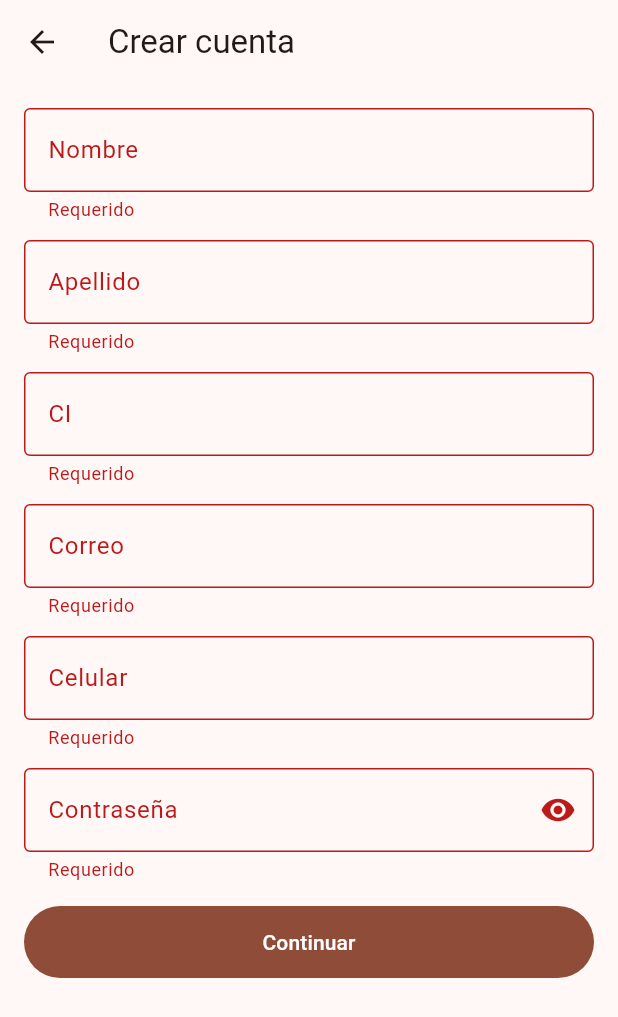
After one commit to jmZapataPaz/stopfire_mobile, a Flutter app: the RegisterPage screen opened directly, after a tap on "Continuar", on a phone screen of 412 x 824 dp. The commit adds this screen. Shown: the top 1017 px of the screen. Run offline on Flutter 3.47's test engine with Material 3 defaults, Android fonts, the phone set to English and light mode, and no system bars; our stand-ins replace flutter_map, flutter_secure_storage, geolocator, latlong2; missing offline and left inert: flutter_map_location_marker; accounts and stored records are empty.

Commit message:
registro otp

```diff
--- a/lib/core/config/app_config.dart
+++ b/lib/core/config/app_config.dart
@@ -2,6 +2,8 @@ class AppConfig {
   static const String baseUrl = 'http://192.168.1.6:5190';
   static const String loginEndpoint = '/api/Usuarios/login';
   static const String stationsEndpoint = '/api/Usuarios/estaciones';
+  static const String registerInitEndpoint = '/api/Usuarios/registrar/iniciar';
+  static const String registerVerifyEndpoint = '/api/Usuarios/registrar/verificar';
   static const bool httpVerboseLogging = true;
   static const bool httpLogSensitive = false;
 }
--- /dev/null
+++ b/lib/features/register/data/datasources/register_remote_data_source.dart
@@ -0,0 +1,39 @@
+import 'package:stopfire_mobile/core/config/app_config.dart';
+import 'package:stopfire_mobile/core/network/http_client.dart';
+
+class RegisterRemoteDataSource {
+  final AppHttpClient client;
+  RegisterRemoteDataSource(this.client);
+
+  Future<void> start({
+    required String nombre,
+    required String apellido,
+    required String ci,
+    required String correo,
+    required String celular,
+    required String contrasena,
+  }) async {
+    final url = '${AppConfig.baseUrl}${AppConfig.registerInitEndpoint}';
+    final body = {
+      'nombre': nombre,
+      'apellido': apellido,
+      'ci': ci,
+      'correo': correo,
+      'celular': celular,
+      'contrasena': contrasena,
+    };
+    await client.postJson(url, body);
+  }
+
+  Future<void> verify({
+    required String correo,
+    required String codigo,
+  }) async {
+    final url = '${AppConfig.baseUrl}${AppConfig.registerVerifyEndpoint}';
+    final body = {
+      'correo': correo,
+      'codigo': codigo,
+    };
+    await client.postJson(url, body);
+  }
+}
--- /dev/null
+++ b/lib/features/register/data/repositories/register_repository_impl.dart
@@ -0,0 +1,31 @@
+import 'package:stopfire_mobile/features/register/data/datasources/register_remote_data_source.dart';
+import 'package:stopfire_mobile/features/register/domain/repositories/register_repository.dart';
+
+class RegisterRepositoryImpl implements RegisterRepository {
+  final RegisterRemoteDataSource remote;
+  RegisterRepositoryImpl({required this.remote});
+
+  @override
+  Future<void> start({
+    required String nombre,
+    required String apellido,
+    required String ci,
+    required String correo,
+    required String celular,
+    required String contrasena,
+  }) {
+    return remote.start(
+      nombre: nombre,
+      apellido: apellido,
+      ci: ci,
+      correo: correo,
+      celular: celular,
+      contrasena: contrasena,
+    );
+  }
+
+  @override
+  Future<void> verify({required String correo, required String codigo}) {
+    return remote.verify(correo: correo, codigo: codigo);
+  }
+}
--- /dev/null
+++ b/lib/features/register/domain/repositories/register_repository.dart
@@ -0,0 +1,15 @@
+abstract class RegisterRepository {
+  Future<void> start({
+    required String nombre,
+    required String apellido,
+    required String ci,
+    required String correo,
+    required String celular,
+    required String contrasena,
+  });
+
+  Future<void> verify({
+    required String correo,
+    required String codigo,
+  });
+}
--- /dev/null
+++ b/lib/features/register/domain/usecases/start_registration_usecase.dart
@@ -0,0 +1,24 @@
+import 'package:stopfire_mobile/features/register/domain/repositories/register_repository.dart';
+
+class StartRegistrationUseCase {
+  final RegisterRepository repository;
+  StartRegistrationUseCase(this.repository);
+
+  Future<void> call({
+    required String nombre,
+    required String apellido,
+    required String ci,
+    required String correo,
+    required String celular,
+    required String contrasena,
+  }) {
+    return repository.start(
+      nombre: nombre,
+      apellido: apellido,
+      ci: ci,
+      correo: correo,
+      celular: celular,
+      contrasena: contrasena,
+    );
+  }
+}
--- /dev/null
+++ b/lib/features/register/domain/usecases/verify_registration_usecase.dart
@@ -0,0 +1,13 @@
+import 'package:stopfire_mobile/features/register/domain/repositories/register_repository.dart';
+
+class VerifyRegistrationUseCase {
+  final RegisterRepository repository;
+  VerifyRegistrationUseCase(this.repository);
+
+  Future<void> call({
+    required String correo,
+    required String codigo,
+  }) {
+    return repository.verify(correo: correo, codigo: codigo);
+  }
+}
--- /dev/null
+++ b/lib/features/register/presentation/pages/register_page.dart
@@ -0,0 +1,146 @@
+import 'package:flutter/material.dart';
+import 'package:provider/provider.dart';
+import 'package:stopfire_mobile/features/register/presentation/state/register_provider.dart';
+import 'package:stopfire_mobile/features/register/presentation/pages/verify_otp_page.dart';
+
+class RegisterPage extends StatefulWidget {
+  const RegisterPage({super.key});
+
+  @override
+  State<RegisterPage> createState() => _RegisterPageState();
+}
+
+class _RegisterPageState extends State<RegisterPage> {
+  final _formKey = GlobalKey<FormState>();
+  final _nombre = TextEditingController();
+  final _apellido = TextEditingController();
+  final _ci = TextEditingController();
+  final _correo = TextEditingController();
+  final _celular = TextEditingController();
+  final _pass = TextEditingController();
+
+  bool _obscure = true;
+
+  @override
+  void dispose() {
+    _nombre.dispose();
+    _apellido.dispose();
+    _ci.dispose();
+    _correo.dispose();
+    _celular.dispose();
+    _pass.dispose();
+    super.dispose();
+  }
+
+  Future<void> _submit() async {
+    if (!_formKey.currentState!.validate()) return;
+    final rp = context.read<RegisterProvider>();
+    final ok = await rp.start(
+      nombre: _nombre.text.trim(),
+      apellido: _apellido.text.trim(),
+      ci: _ci.text.trim(),
+      correo: _correo.text.trim(),
+      celular: _celular.text.trim(),
+      contrasena: _pass.text,
+    );
+    if (!mounted) return;
+    if (ok) {
+      Navigator.of(context).push(
+        MaterialPageRoute(builder: (_) => VerifyOtpPage(correo: _correo.text.trim())),
+      );
+    } else if (rp.error != null) {
+      ScaffoldMessenger.of(context).showSnackBar(SnackBar(content: Text(rp.error!)));
+    }
+  }
+
+  String? _required(String? v) => (v == null || v.trim().isEmpty) ? 'Requerido' : null;
+
+  @override
+  Widget build(BuildContext context) {
+    final rp = context.watch<RegisterProvider>();
+
+    return Scaffold(
+      appBar: AppBar(title: const Text('Crear cuenta')),
+      body: SingleChildScrollView(
+        padding: const EdgeInsets.all(16),
+        child: Form(
+          key: _formKey,
+          child: Column(
+            children: [
+              TextFormField(
+                controller: _nombre,
+                decoration: const InputDecoration(labelText: 'Nombre', border: OutlineInputBorder()),
+                validator: _required,
+              ),
+              const SizedBox(height: 12),
+              TextFormField(
+                controller: _apellido,
+                decoration: const InputDecoration(labelText: 'Apellido', border: OutlineInputBorder()),
+                validator: _required,
+              ),
+              const SizedBox(height: 12),
+              TextFormField(
+                controller: _ci,
+                decoration: const InputDecoration(labelText: 'CI', border: OutlineInputBorder()),
+                validator: _required,
+                keyboardType: TextInputType.text,
+              ),
+              const SizedBox(height: 12),
+              TextFormField(
+                controller: _correo,
+                decoration: const InputDecoration(labelText: 'Correo', border: OutlineInputBorder()),
+                validator: (v) {
+                  if (_required(v) != null) return 'Requerido';
+                  if (!RegExp(r'^[^@]+@[^@]+\.[^@]+$').hasMatch(v!.trim())) return 'Correo inválido';
+                  return null;
+                },
+                keyboardType: TextInputType.emailAddress,
+              ),
+              const SizedBox(height: 12),
+              TextFormField(
+                controller: _celular,
+                decoration: const InputDecoration(labelText: 'Celular', border: OutlineInputBorder()),
+                validator: _required,
+                keyboardType: TextInputType.phone,
+              ),
+              const SizedBox(height: 12),
+              TextFormField(
+                controller: _pass,
+                decoration: InputDecoration(
+                  labelText: 'Contraseña',
+                  border: const OutlineInputBorder(),
+                  suffixIcon: IconButton(
+                    onPressed: () => setState(() => _obscure = !_obscure),
+                    icon: Icon(_obscure ? Icons.visibility : Icons.visibility_off),
+                    tooltip: _obscure ? 'Mostrar' : 'Ocultar',
+                  ),
+                ),
+                obscureText: _obscure,
+                validator: (v) {
+                  if (_required(v) != null) return 'Requerido';
+                  if (v!.length < 8) return 'La contraseña tiene que ser mínimo de 8 caracteres';
+                  return null;
+                },
+              ),
+              const SizedBox(height: 16),
+              SizedBox(
+                width: double.infinity,
+                height: 48,
+                child: FilledButton(
+                  onPressed: rp.loading ? null : _submit,
+                  child: rp.loading
+                      ? const SizedBox(width: 22, height: 22, child: CircularProgressIndicator(strokeWidth: 2, color: Colors.white))
+                      : const Text('Continuar'),
+                ),
+              ),
+              if (rp.error != null) ...[
+                const SizedBox(height: 8),
+                Text(rp.error!, style: const TextStyle(color: Colors.red)),
+              ],
+            ],
+          ),
+        ),
+      ),
+    );
+  }
+}
--- /dev/null
+++ b/lib/features/register/presentation/state/register_provider.dart
@@ -0,0 +1,79 @@
+import 'package:flutter/foundation.dart';
+import 'package:stopfire_mobile/core/network/http_client.dart';
+import 'package:stopfire_mobile/features/register/domain/usecases/start_registration_usecase.dart';
+import 'package:stopfire_mobile/features/register/domain/usecases/verify_registration_usecase.dart';
+
+class RegisterProvider extends ChangeNotifier {
+  final StartRegistrationUseCase startUseCase;
+  final VerifyRegistrationUseCase verifyUseCase;
+
+  bool loading = false;
+  String? error;
+
+  RegisterProvider({
+    required this.startUseCase,
+    required this.verifyUseCase,
+  });
+
+  Future<bool> start({
+    required String nombre,
+    required String apellido,
+    required String ci,
+    required String correo,
+    required String celular,
+    required String contrasena,
+  }) async {
+    loading = true;
+    error = null;
+    notifyListeners();
+    try {
+      await startUseCase(
+        nombre: nombre,
+        apellido: apellido,
+        ci: ci,
+        correo: correo,
+        celular: celular,
+        contrasena: contrasena,
+      );
+      return true;
+    } on HttpFailure catch (e) {
+      if (e.message.contains('HTTP 409')) {
+        error = 'Ya existe una cuenta con ese correo o CI';
+      } else if (e.message.contains('HTTP 400')) {
+        error = 'Datos inválidos. Revisa la información ingresada';
+      } else {
+        error = e.message;
+      }
+      return false;
+    } catch (_) {
+      error = 'Error inesperado';
+      return false;
+    } finally {
+      loading = false;
+      notifyListeners();
+    }
+  }
+
+  Future<bool> verify({required String correo, required String codigo}) async {
+    loading = true;
+    error = null;
+    notifyListeners();
+    try {
+      await verifyUseCase(correo: correo, codigo: codigo);
+      return true;
+    } on HttpFailure catch (e) {
+      if (e.message.contains('HTTP 400')) {
+        error = 'Código inválido o expirado';
+      } else {
+        error = e.message;
+      }
+      return false;
+    } catch (_) {
+      error = 'Error inesperado';
+      return false;
+    } finally {
+      loading = false;
+      notifyListeners();
+    }
+  }
+}
--- a/lib/main.dart
+++ b/lib/main.dart
@@ -1,25 +1,11 @@
 import 'package:flutter/material.dart';
 import 'package:provider/provider.dart';
-import 'package:stopfire_mobile/core/network/http_client.dart';
-import 'package:stopfire_mobile/core/storage/token_storage.dart';
-import 'package:stopfire_mobile/features/auth/data/datasources/auth_remote_data_source.dart';
-import 'package:stopfire_mobile/features/auth/data/repositories/auth_repository_impl.dart';
-import 'package:stopfire_mobile/features/auth/domain/usecases/login_usecase.dart';
-import 'package:stopfire_mobile/features/auth/presentation/pages/login_page.dart';
-import 'package:stopfire_mobile/features/auth/presentation/state/auth_provider.dart';
-import 'package:stopfire_mobile/features/stations/data/datasources/station_remote_data_source.dart';
-import 'package:stopfire_mobile/features/stations/data/repositories/station_repository_impl.dart';
-import 'package:stopfire_mobile/features/stations/domain/usecases/get_stations_usecase.dart';
-import 'package:stopfire_mobile/features/stations/presentation/pages/stations_map_page.dart';
-import 'package:stopfire_mobile/features/stations/presentation/state/station_provider.dart';
-import 'package:stopfire_mobile/features/account/data/datasources/account_remote_data_source.dart';
-import 'package:stopfire_mobile/features/account/data/repositories/account_repository_impl.dart';
-import 'package:stopfire_mobile/features/account/domain/usecases/get_account_usecase.dart';
-import 'package:stopfire_mobile/features/account/presentation/state/account_provider.dart';
+import 'package:stopfire_mobile/index.dart';
 
 void main() async {
   WidgetsFlutterBinding.ensureInitialized();
   final httpClient = AppHttpClient();
+
   final remote = AuthRemoteDataSource(httpClient);
   final storage = SecureTokenStorage();
   final repository = AuthRepositoryImpl(remote: remote, storage: storage);
@@ -30,12 +16,19 @@ void main() async {
   final accountRemote = AccountRemoteDataSource(httpClient);
   final accountRepository = AccountRepositoryImpl(remote: accountRemote);
   final getAccountUseCase = GetAccountUseCase(accountRepository);
+  final regRemote = RegisterRemoteDataSource(httpClient);
+  final regRepository = RegisterRepositoryImpl(remote: regRemote);
+  final startRegUseCase = StartRegistrationUseCase(regRepository);
+  final verifyRegUseCase = VerifyRegistrationUseCase(regRepository);
 
   runApp(MainApp(
     repository: repository,
     loginUseCase: loginUseCase,
     getStationsUseCase: getStationsUseCase,
     getAccountUseCase: getAccountUseCase,
+    // NUEVO
+    startRegUseCase: startRegUseCase,
+    verifyRegUseCase: verifyRegUseCase,
   ));
 }
 
@@ -44,6 +37,9 @@ class MainApp extends StatelessWidget {
   final LoginUseCase loginUseCase;
   final GetStationsUseCase getStationsUseCase;
   final GetAccountUseCase getAccountUseCase;
+  // NUEVO
+  final StartRegistrationUseCase startRegUseCase;
+  final VerifyRegistrationUseCase verifyRegUseCase;
 
   const MainApp({
     super.key,
@@ -51,6 +47,9 @@ class MainApp extends StatelessWidget {
     required this.loginUseCase,
     required this.getStationsUseCase,
     required this.getAccountUseCase,
+    // NUEVO
+    required this.startRegUseCase,
+    required this.verifyRegUseCase,
   });
 
   @override
@@ -65,6 +64,12 @@ class MainApp extends StatelessWidget {
         ),
         ChangeNotifierProvider(
           create: (_) => AccountProvider(getAccountUseCase: getAccountUseCase),
+        ),
+        ChangeNotifierProvider(
+          create: (_) => RegisterProvider(
+            startUseCase: startRegUseCase,
+            verifyUseCase: verifyRegUseCase,
+          ),
         ),
       ],
       child: MaterialApp(
```
Also changed, not shown: lib/features/auth/presentation/pages/login_page.dart (+17 -1 lines), lib/features/register/presentation/pages/verify_otp_page.dart (added, +87 -0 lines), lib/index.dart (added, +21 -0 lines).
